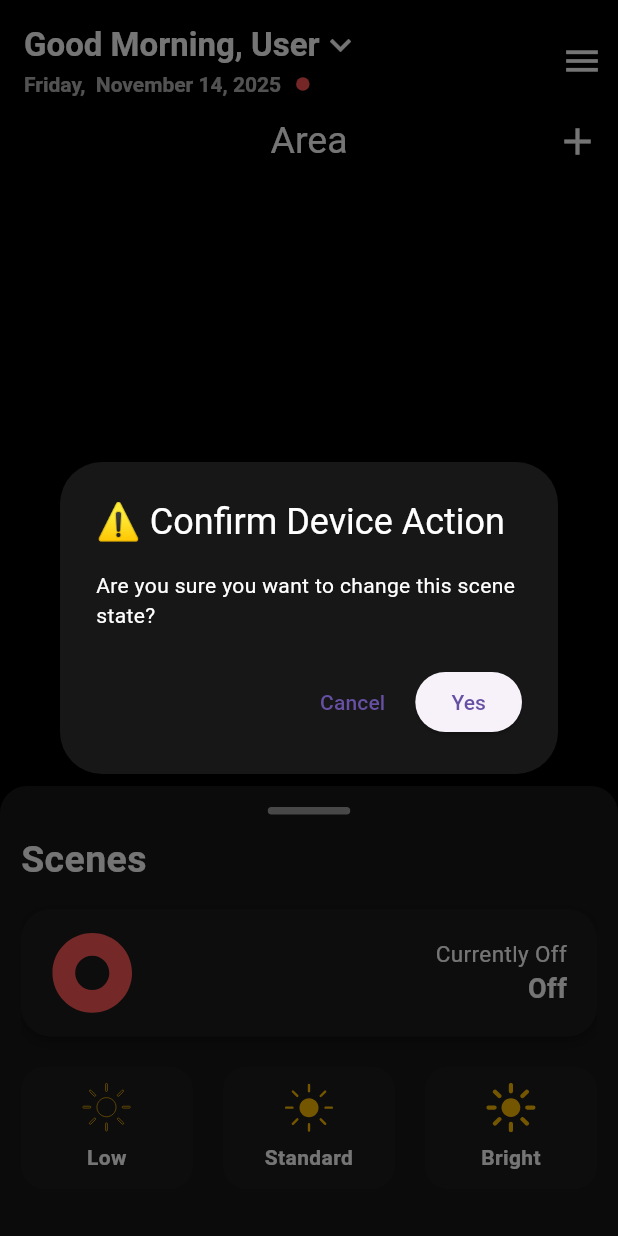
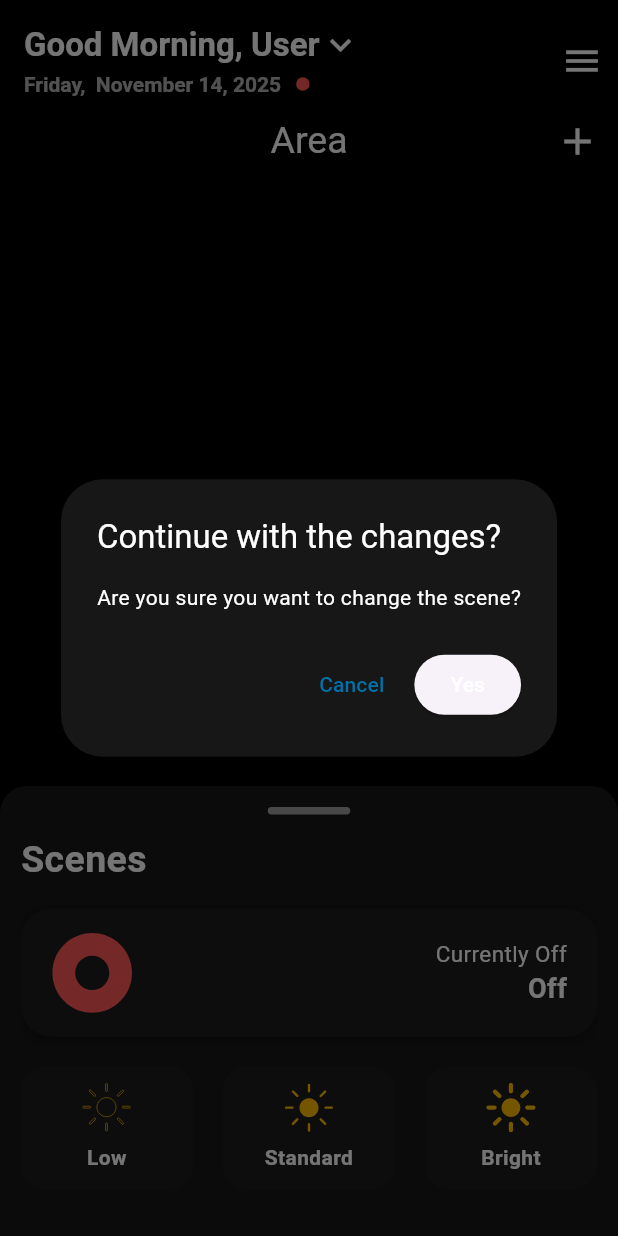
Before and after one commit to Harsh-har/Arr_CardApp, a Flutter app: the ChatScreen screen opened directly, after a tap on "Low", on a phone screen of 412 x 824 dp. Run offline on Flutter 3.47's test engine with Material 3 defaults, Android fonts, the phone set to English and light mode, and no system bars; our stand-ins replace connectivity_plus, device_info_plus, file_picker, flutter_svg, flutter_switch, image_picker and 3 more; missing offline and left inert: mqtt_client; accounts and stored records are empty; network calls fail; statements that could not run were skipped; project files that could hold a hidden picture were left out.

Commit message:
update ui latest

```diff
--- a/lib/Main_Screens/Scenes/All_Scenes_Access.dart
+++ b/lib/Main_Screens/Scenes/All_Scenes_Access.dart
@@ -264,14 +264,15 @@ class _DynamicSceneScreenState extends State<DynamicSceneScreen> {
                         builder: (BuildContext context) {
                           return AlertDialog(
                             backgroundColor: Color(0xff171717),
-                            title: const Text("⚠️ Confirm Device Action",style: TextStyle(color: Colors.white),),
+
+                            title: const Text("Continue with the changes?",style: TextStyle(color: Colors.white,fontSize: 22),),
                             content: const Text(
-                                "Are you sure you want to change this scene state?",style: TextStyle(color: Colors.white)),
+                                "Are you sure you want to change the scene?",style: TextStyle(color: Colors.white)),
                             actions: [
                               TextButton(
                                 onPressed: () =>
                                     Navigator.pop(context),
-                                child: const Text("Cancel"),
+                                child: const Text("Cancel",style: TextStyle(color: Color(0xff0071A9)),),
                               ),
                               ElevatedButton(
                                 onPressed: () async {
@@ -305,7 +306,7 @@ class _DynamicSceneScreenState extends State<DynamicSceneScreen> {
                                   await _publishToAllTopics(
                                       mqttService, message);
                                 },
-                                child: const Text("Yes"),
+                                child: const Text("Yes",style: TextStyle(color: Colors.white),),
                               ),
                             ],
                           );
```
